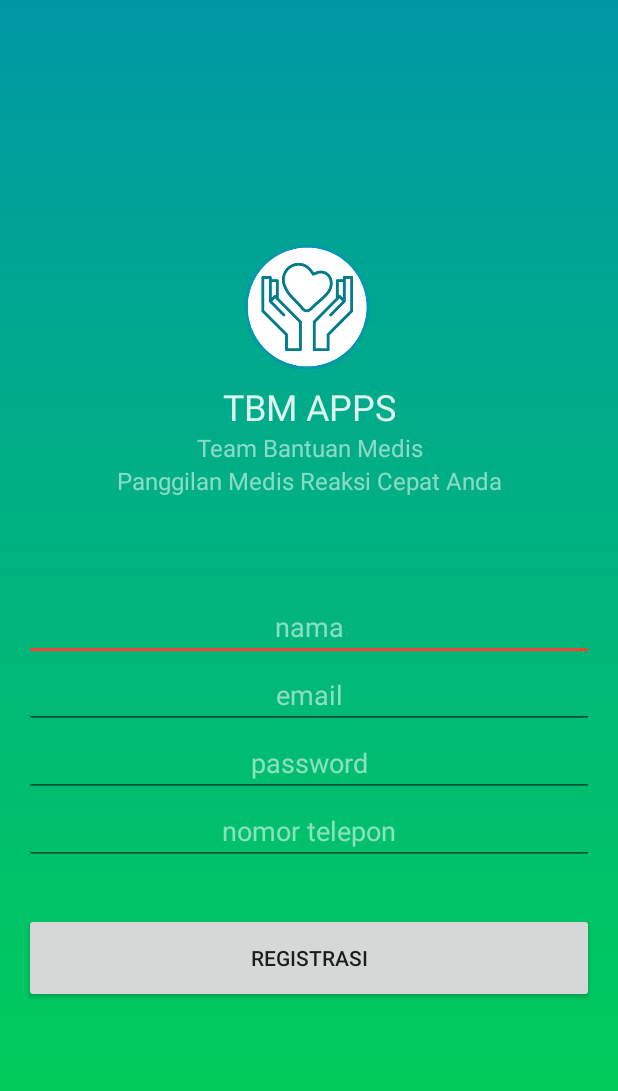
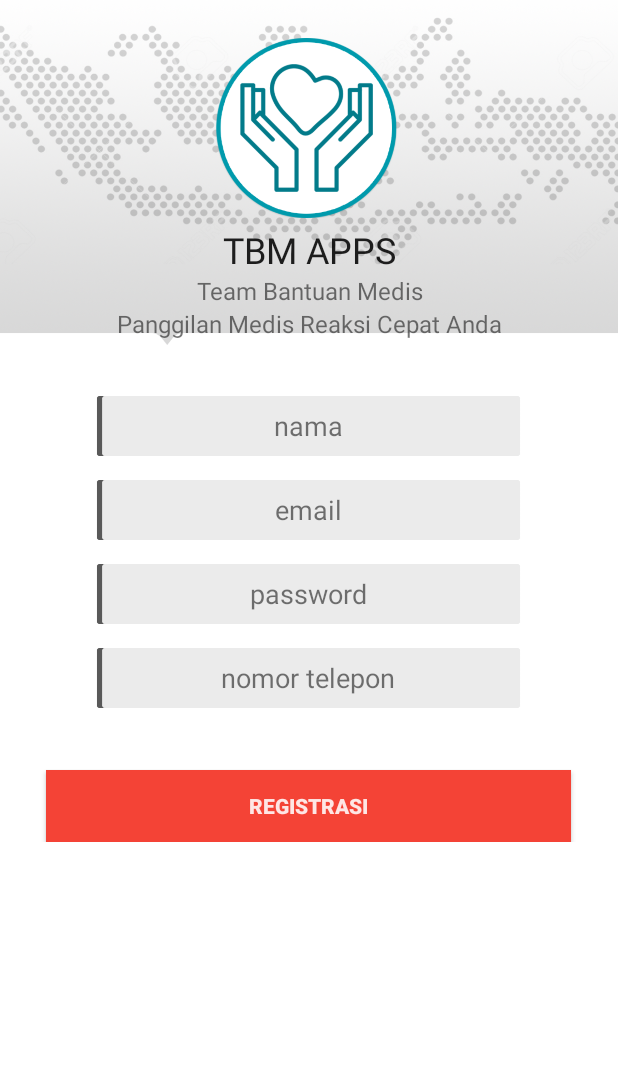
Before and after one commit to iqbalpakeh/medical-emergency-app, an Android app: the SignUpActivity screen opened directly, with no data from a screen before it, on a phone screen of 412 x 824 dp. Shown: the top 1091 px of the screen. Run offline under Robolectric (Android 15) with nearby library versions, the phone set to English and light mode, and no system bars; our stand-ins replace Firebase (no records; nobody signed in at launch, a user with empty details on screens opened directly).

Commit message:
Integrate rizki’s sign-up page

```diff
--- a/Client/EmergencyMedicalTeam/app/src/main/res/layout/activity_signin.xml
+++ b/Client/EmergencyMedicalTeam/app/src/main/res/layout/activity_signin.xml
@@ -12,8 +12,7 @@
         <LinearLayout
             android:layout_width="match_parent"
             android:layout_height="wrap_content"
-            android:orientation="vertical"
-            android:weightSum="1">
+            android:orientation="vertical" >
 
             <FrameLayout
                 android:layout_width="match_parent"
@@ -98,7 +97,7 @@
                 android:layout_width="250dp"
                 android:layout_height="40dp"
                 android:layout_gravity="center"
-                android:layout_marginBottom="10dp"
+                android:layout_marginBottom="16dp"
                 android:layout_marginTop="16dp"
                 android:layout_weight="0.17"
                 android:background="@drawable/edit_text_background"
--- a/Client/EmergencyMedicalTeam/app/src/main/res/layout/activity_signup.xml
+++ b/Client/EmergencyMedicalTeam/app/src/main/res/layout/activity_signup.xml
@@ -2,12 +2,8 @@
 <LinearLayout xmlns:android="http://schemas.android.com/apk/res/android"
     android:layout_width="match_parent"
     android:layout_height="match_parent"
-    android:background="@drawable/color_gradient_1"
-    android:orientation="vertical"
-    android:paddingBottom="@dimen/activity_vertical_margin"
-    android:paddingLeft="@dimen/activity_horizontal_margin"
-    android:paddingRight="@dimen/activity_horizontal_margin"
-    android:paddingTop="@dimen/activity_vertical_margin">
+    android:background="@android:color/white"
+    android:orientation="vertical">
 
     <ScrollView
         android:layout_width="match_parent"
@@ -15,100 +11,133 @@
 
         <LinearLayout
             android:layout_width="match_parent"
-            android:layout_height="match_parent"
-            android:layout_gravity="center"
+            android:layout_height="wrap_content"
             android:orientation="vertical">
 
+            <FrameLayout
+                android:layout_width="match_parent"
+                android:layout_height="wrap_content">
+
                 <ImageView
-                android:layout_width="100dp"
-                android:layout_height="100dp"
-                android:layout_gravity="center"
-                android:src="@mipmap/ic_launcher_tbm"/>
+                    android:layout_width="match_parent"
+                    android:layout_height="230dp"
+                    android:background="@drawable/indonesia_background" />
+
+                <ImageView
+                    android:layout_width="match_parent"
+                    android:layout_height="120dp"
+                    android:layout_marginTop="25dp"
+                    android:src="@mipmap/ic_launcher_tbm" />
+
+                <LinearLayout
+                    android:layout_width="match_parent"
+                    android:layout_height="230dp"
+                    android:elevation="10dp"
+                    android:orientation="vertical">
 
                     <TextView
                         android:layout_width="match_parent"
                         android:layout_height="wrap_content"
+                        android:layout_marginTop="150dp"
+                        android:elevation="10dp"
                         android:gravity="center"
                         android:text="TBM APPS"
-                android:textColor="@color/text_primary_white"
-                android:textSize="24sp"/>
+                        android:textColor="@color/text_primary_dark"
+                        android:textSize="24sp" />
 
                     <TextView
                         android:layout_width="match_parent"
                         android:layout_height="wrap_content"
                         android:gravity="center"
                         android:text="Team Bantuan Medis"
-                android:textColor="@color/text_secondary_white"
-                android:textSize="16sp"/>
+                        android:textColor="@color/text_secondary_dark"
+                        android:textSize="16sp" />
 
                     <TextView
                         android:layout_width="match_parent"
                         android:layout_height="wrap_content"
                         android:gravity="center"
                         android:text="Panggilan Medis Reaksi Cepat Anda"
-                android:textColor="@color/text_secondary_white"
-                android:textSize="16sp"/>
+                        android:textColor="@color/text_secondary_dark"
+                        android:textSize="16sp" />
+
+                </LinearLayout>
+
+            </FrameLayout>
 
             <EditText
                 android:id="@+id/display_name_field"
-                android:layout_width="match_parent"
-                android:layout_height="wrap_content"
+                android:layout_width="283dp"
+                android:layout_height="40dp"
                 android:layout_gravity="center"
-                android:layout_marginTop="64dp"
+                android:layout_marginBottom="16dp"
+                android:layout_marginTop="34dp"
+                android:background="@drawable/edit_text_background"
                 android:ellipsize="end"
                 android:gravity="center"
                 android:hint="nama"
                 android:inputType="text"
                 android:maxLines="1"
-                android:textColor="@color/text_primary_white"
-                android:textColorHint="@color/text_secondary_white"/>
+                android:textColor="@color/text_primary_dark"
+                android:textColorHint="@color/text_secondary_dark" />
 
             <EditText
                 android:id="@+id/email_field"
-                android:layout_width="match_parent"
-                android:layout_height="wrap_content"
+                android:layout_width="283dp"
+                android:layout_height="40dp"
                 android:layout_gravity="center"
+                android:layout_marginBottom="16dp"
+                android:background="@drawable/edit_text_background"
                 android:ellipsize="end"
                 android:gravity="center"
                 android:hint="email"
                 android:inputType="textEmailAddress"
                 android:maxLines="1"
-                android:textColor="@color/text_primary_white"
-                android:textColorHint="@color/text_secondary_white"/>
+                android:textColor="@color/text_primary_dark"
+                android:textColorHint="@color/text_secondary_dark" />
 
             <EditText
                 android:id="@+id/password_field"
-                android:layout_width="match_parent"
-                android:layout_height="wrap_content"
+                android:layout_width="283dp"
+                android:layout_height="40dp"
                 android:layout_gravity="center"
+                android:layout_marginBottom="16dp"
+                android:background="@drawable/edit_text_background"
                 android:ellipsize="end"
                 android:gravity="center"
                 android:hint="password"
                 android:inputType="textPassword"
                 android:maxLines="1"
-                android:textColor="@color/text_primary_white"
-                android:textColorHint="@color/text_secondary_white"/>
+                android:textColor="@color/text_primary_dark"
+                android:textColorHint="@color/text_secondary_dark" />
 
             <EditText
-                android:id="@+id/phone_field"
-                android:layout_width="match_parent"
-                android:layout_height="wrap_content"
+                android:id="@+id/phone_number_field"
+                android:layout_width="283dp"
+                android:layout_height="40dp"
                 android:layout_gravity="center"
+                android:layout_marginBottom="16dp"
+                android:background="@drawable/edit_text_background"
                 android:ellipsize="end"
                 android:gravity="center"
                 android:hint="nomor telepon"
                 android:inputType="numberDecimal"
                 android:maxLines="1"
-                android:textColor="@color/text_primary_white"
-                android:textColorHint="@color/text_secondary_white"/>
+                android:textColor="@color/text_primary_dark"
+                android:textColorHint="@color/text_secondary_dark" />
 
             <Button
                 android:id="@+id/sign_up_button"
-                android:layout_width="match_parent"
-                android:layout_height="60dp"
+                style="@android:style/Widget.Material.Button.Colored"
+                android:layout_width="350dp"
+                android:layout_height="wrap_content"
+                android:layout_gravity="center"
+                android:layout_marginTop="25dp"
+                android:background="@color/colorAccent"
                 android:text="Registrasi"
-                android:layout_marginTop="32dp"
-                android:layout_gravity="center"/>
+                android:textColor="@color/text_primary_white"
+                android:textStyle="bold"
+                android:visibility="visible" />
 
         </LinearLayout>
 
```
Lines whose indentation alone changed are shown as unchanged.
